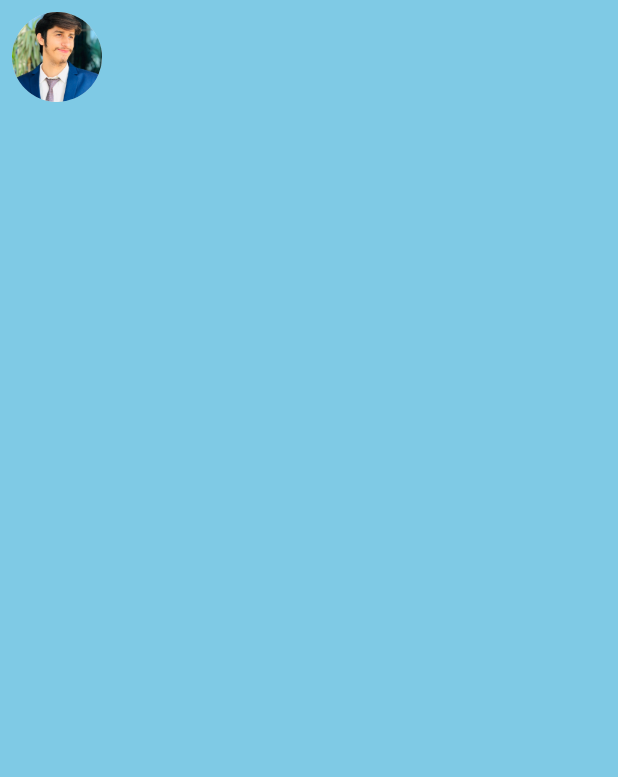
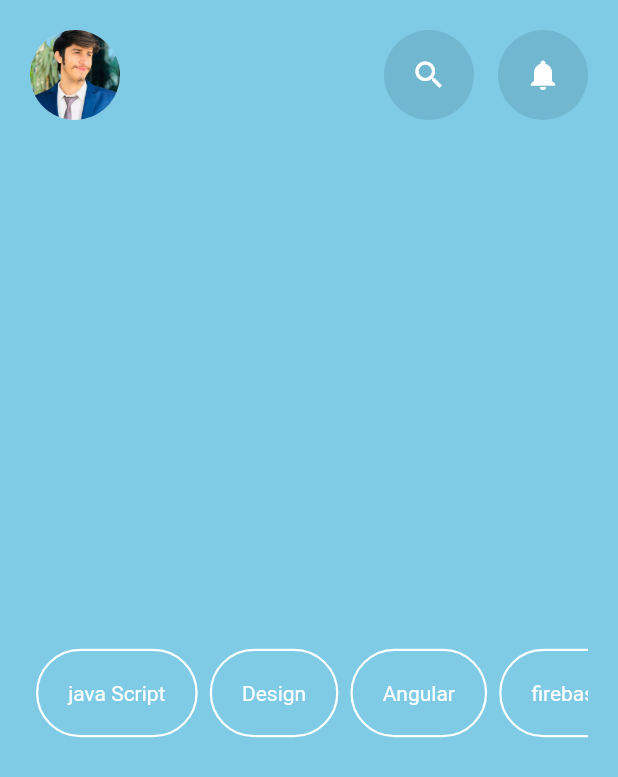
Before and after one commit to muhammadawaisyaseen/Course-Selling-App, a Flutter app: the screen it shows after launch, on a phone screen of 412 x 824 dp. Shown: the top 777 px of the screen. Run offline on Flutter 3.47's test engine with Material 2 defaults, Android fonts, the phone set to English and light mode, and no system bars.

Commit message:
listview

```diff
--- a/lib/screens/myHomePage.dart
+++ b/lib/screens/myHomePage.dart
@@ -5,26 +5,69 @@ import 'package:flutter/material.dart';
 import 'package:flutter/src/widgets/container.dart';
 import 'package:flutter/src/widgets/framework.dart';
 
+import '../widgets/custom_listview.dart';
+import '../widgets/search_notif_widget.dart';
+
+List courses = [
+  "java Script",
+  "Design",
+  "Angular",
+  "firebase",
+  "HTML",
+  "CSS",
+  "Animation",
+  "Java Script",
+  "Dart",
+  "HTML",
+  "CSS",
+  "Java Script",
+  "Angular",
+  "Dart",
+  "HTML",
+  "CSS",
+  "Java Script",
+  "Animation",
+];
+
 class HomeScreen extends StatelessWidget {
-  const HomeScreen({super.key});
-
+  HomeScreen({super.key});
   @override
   Widget build(BuildContext context) {
     return Scaffold(
       backgroundColor: const Color(0xFF7fcae5),
       body: Padding(
-        padding: const EdgeInsets.all(8.0),
+        padding: const EdgeInsets.all(20.0),
         child: Column(
           children: [
             Row(
-              children: const [
-                CircleAvatar(
+              children: [
+                const CircleAvatar(
                   backgroundColor: Color(0xFFcedfe0),
                   radius: 30,
                   backgroundImage: AssetImage("assets/images/awais.jpg"),
-                )
+                ),
+                Spacer(),
+                CircularButton(icon: Icons.search),
+                const SizedBox(
+                  width: 16,
+                ),
+                CircularButton(icon: Icons.notifications),
               ],
-            )
+            ),
+            const SizedBox(
+              height: 40,
+            ),
+            Expanded(
+              child: ListView.builder(
+                scrollDirection: Axis.horizontal,
+                itemCount: courses.length,
+                itemBuilder: (context, index) {
+                  return HorizontalListview(
+                    courseName: courses[index],
+                  );
+                },
+              ),
+            ),
           ],
         ),
       ),
--- /dev/null
+++ b/lib/widgets/custom_listview.dart
@@ -0,0 +1,48 @@
+import 'package:flutter/cupertino.dart';
+import 'package:flutter/material.dart';
+import 'package:flutter/src/widgets/container.dart';
+import 'package:flutter/src/widgets/framework.dart';
+
+class HorizontalListview extends StatefulWidget {
+  HorizontalListview({required this.courseName, super.key});
+
+  String courseName;
+
+  @override
+  State<HorizontalListview> createState() => _HorizontalListviewState();
+}
+
+class _HorizontalListviewState extends State<HorizontalListview> {
+  bool myvalue = false;
+
+  @override
+  Widget build(BuildContext context) {
+    return UnconstrainedBox(
+      child: Padding(
+        padding: const EdgeInsets.symmetric(horizontal: 4),
+        child: InkWell(
+          onTap: () {
+            setState(() {
+              myvalue = !myvalue;
+            });
+          },
+          child: Container(
+            // container size increase or decrease according to content
+            decoration: BoxDecoration(
+                color: myvalue == false ? Color(0xFF7fcae5) : Colors.black,
+                borderRadius: BorderRadius.circular(30),
+                border: Border.all(color: Colors.white, width: 1.5)),
+            child: Center(
+                child: Padding(
+              padding: const EdgeInsets.all(20),
+              child: Text(
+                widget.courseName,
+                style: TextStyle(color: Colors.white),
+              ),
+            )),
+          ),
+        ),
+      ),
+    );
+  }
+}
--- /dev/null
+++ b/lib/widgets/search_notif_widget.dart
@@ -0,0 +1,24 @@
+import 'package:flutter/material.dart';
+import 'package:flutter/src/widgets/container.dart';
+import 'package:flutter/src/widgets/framework.dart';
+
+class CircularButton extends StatelessWidget {
+  CircularButton({required this.icon});
+  final IconData icon;
+
+  @override
+  Widget build(BuildContext context) {
+    return Container(
+      width: 60,
+      height: 60,
+      decoration: BoxDecoration(
+        color: Color(0xFF72b7d0),
+        shape: BoxShape.circle,
+      ),
+      child: Icon(
+        icon,
+        color: Colors.white,
+      ),
+    );
+  }
+}
```
Also changed, not shown: assets/images/search.png (added).
